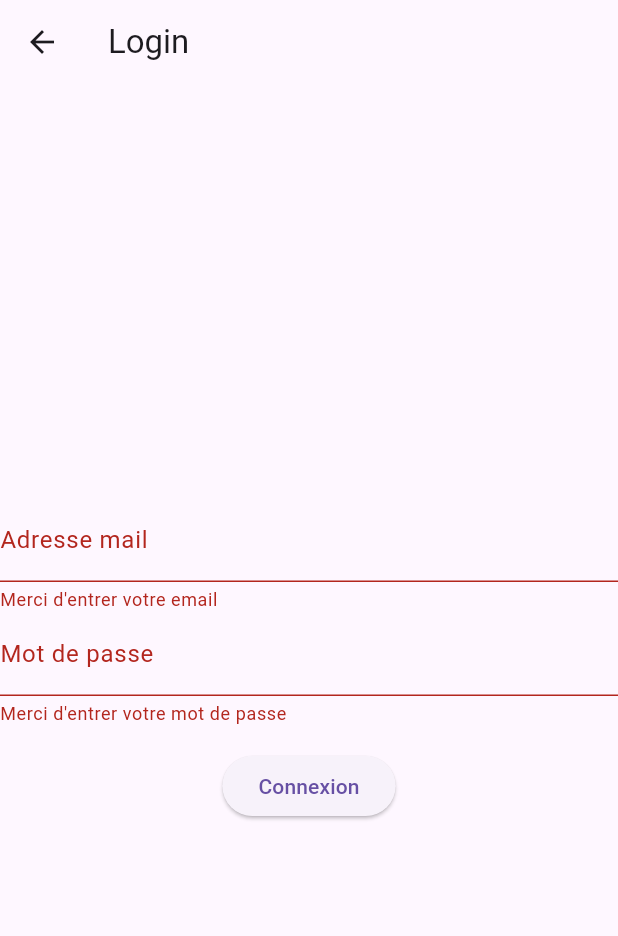
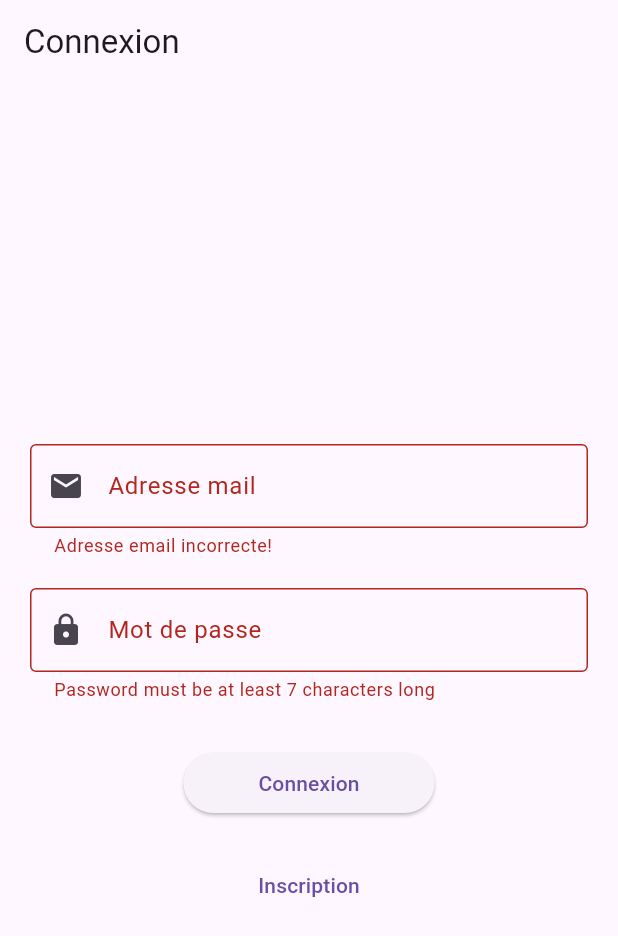
Before and after one commit to p1carats/morpheus-app, a Flutter app: the LoginScreen screen opened by its route, after a tap on "Connexion", on a phone screen of 412 x 824 dp. Shown: the top 936 px of the screen. Run offline on Flutter 3.47's test engine with Material 2 defaults, Android fonts, the phone set to English and light mode, and no system bars; our stand-ins replace cloud_firestore, firebase_auth, firebase_core, go_router; accounts and stored records are empty.

Commit message:
wip not working shit

```diff
--- a/lib/app.dart
+++ b/lib/app.dart
@@ -1,27 +1,28 @@
 import 'package:flutter/material.dart';
+import 'package:provider/provider.dart';
+
+import 'router.dart';
+import 'providers/user_auth_provider.dart';
 
 import 'ui/home_screen.dart';
 import 'ui/login_screen.dart';
 import 'ui/register_screen.dart';
 
 class Morpheus extends StatelessWidget {
-  const Morpheus({Key? key}) : super(key: key);
+  Morpheus({Key? key}) : super(key: key);
+  final _routerDelegate = AppRouterDelegate();
 
   @override
   Widget build(BuildContext context) {
-    return MaterialApp(
+    return MaterialApp.router(
       title: 'Morpheus',
       debugShowCheckedModeBanner: false,
       themeMode: ThemeMode.system,
       theme: ThemeData(
         useMaterial3: true,
       ),
-      initialRoute: '/',
-      routes: {
-        '/': (context) => HomeScreen(),
-        '/login': (context) => LoginScreen(),
-        '/register': (context) => RegisterScreen(),
-      },
+      routerDelegate: _routerDelegate.goRouter.routerDelegate,
+      routeInformationParser: _routerDelegate.goRouter.routeInformationParser,
     );
   }
 }
--- a/lib/models/user_model.dart
+++ b/lib/models/user_model.dart
@@ -1,10 +1,30 @@
+import 'package:firebase_auth/firebase_auth.dart';
+
+enum Genders { male, female, other }
+
 class UserModel {
   final String uid;
-  final String displayName;
-  final bool isEmailVerified;
+  final String name;
+  final String email;
+  final Genders gender;
+  final DateTime birthDate;
 
-  UserModel(
-      {required this.uid,
-      required this.displayName,
-      required this.isEmailVerified});
+  UserModel({
+    required this.uid,
+    required this.name,
+    required this.email,
+    required this.gender,
+    required this.birthDate,
+  });
+
+  factory UserModel.fromFirebaseUser(User user,
+      {required Genders gender, required DateTime birthDate}) {
+    return UserModel(
+      uid: user.uid,
+      email: user.email ?? '',
+      name: user.displayName ?? '',
+      gender: gender,
+      birthDate: birthDate,
+    );
+  }
 }
--- /dev/null
+++ b/lib/providers/user_auth_provider.dart
@@ -0,0 +1,40 @@
+import 'package:firebase_auth/firebase_auth.dart';
+import 'package:flutter/material.dart';
+
+import '../models/user_model.dart';
+import '../services/user_auth_service.dart';
+
+class UserAuthProvider with ChangeNotifier {
+  final UserAuthService _userAuthService;
+  UserModel? _user;
+
+  UserAuthProvider({required UserAuthService userAuthService})
+      : _userAuthService = userAuthService;
+
+  UserModel? get user => _user;
+
+  // Sign in
+  Future<void> signIn(String email, String password) async {
+    try {
+      _user = await _userAuthService.signIn(email, password);
+      notifyListeners();
+    } on FirebaseAuthException catch (err) {
+      print(err.message);
+    }
+  }
+
+  // Sign up
+  Future<void> signUp(String name, String email, String password,
+      Genders gender, DateTime birthDate) async {
+    _user =
+        await _userAuthService.signUp(name, email, password, gender, birthDate);
+    notifyListeners();
+  }
+
+  // Sign out
+  Future<void> signOut() async {
+    await _userAuthService.signOut();
+    _user = null;
+    notifyListeners();
+  }
+}
--- /dev/null
+++ b/lib/router.dart
@@ -0,0 +1,28 @@
+import 'package:flutter/material.dart';
+import 'package:go_router/go_router.dart';
+
+import 'ui/home_screen.dart';
+import 'ui/login_screen.dart';
+import 'ui/register_screen.dart';
+
+class AppRouterDelegate {
+  final router = GoRouter(
+    routes: [
+      GoRoute(
+        path: '/',
+        pageBuilder: (context, state) => MaterialPage(child: HomeScreen()),
+        redirect: (_) => '/login',
+      ),
+      GoRoute(
+        path: '/login',
+        pageBuilder: (context, state) => MaterialPage(child: LoginScreen()),
+      ),
+      GoRoute(
+        path: '/register',
+        pageBuilder: (context, state) => MaterialPage(child: RegisterScreen()),
+      ),
+    ],
+  );
+
+  GoRouter get goRouter => router;
+}
--- /dev/null
+++ b/lib/services/user_auth_service.dart
@@ -0,0 +1,46 @@
+import 'package:firebase_auth/firebase_auth.dart';
+
+import '../models/user_model.dart';
+import 'user_data_service.dart';
+
+class UserAuthService {
+  final FirebaseAuth _firebaseAuth = FirebaseAuth.instance;
+  final UserDataService _userDataService;
+
+  UserAuthService({required UserDataService userDataService})
+      : _userDataService = userDataService;
+
+  // Logs in an existing user
+  Future<UserModel> signIn(String email, String password) async {
+    var authResult = await _firebaseAuth.signInWithEmailAndPassword(
+      email: email,
+      password: password,
+    );
+    var user = authResult.user!;
+    var gender = await _userDataService.getGender(user.uid);
+    var birthDate = await _userDataService.getBirthDate(user.uid);
+    return UserModel.fromFirebaseUser(user,
+        gender: gender, birthDate: birthDate);
+  }
+
+  // Registers a new user
+  Future<UserModel> signUp(String name, String email, String password,
+      Genders gender, DateTime birthDate) async {
+    var authResult = await _firebaseAuth.createUserWithEmailAndPassword(
+      email: email,
+      password: password,
+    );
+    var user = authResult.user!;
+    await user.sendEmailVerification();
+    await user.updateDisplayName(name);
+    await _userDataService.setGender(user.uid, gender);
+    await _userDataService.setBirthDate(user.uid, birthDate);
+    return UserModel.fromFirebaseUser(user,
+        gender: gender, birthDate: birthDate);
+  }
+
+  // Logs out the current user
+  Future<void> signOut() async {
+    return await _firebaseAuth.signOut();
+  }
+}
--- a/lib/ui/home_screen.dart
+++ b/lib/ui/home_screen.dart
@@ -1,12 +1,12 @@
 import 'package:flutter/material.dart';
 import 'package:provider/provider.dart';
 
-import '../providers/auth_provider.dart';
+import '../providers/user_auth_provider.dart';
 
 class HomeScreen extends StatelessWidget {
   @override
   Widget build(BuildContext context) {
-    final authProvider = Provider.of<AuthProvider>(context);
+    final authProvider = Provider.of<UserAuthProvider>(context);
 
     return Scaffold(
       appBar: AppBar(
--- a/lib/ui/login_screen.dart
+++ b/lib/ui/login_screen.dart
@@ -1,9 +1,11 @@
 import 'package:flutter/material.dart';
 import 'package:provider/provider.dart';
 
-import '../providers/auth_provider.dart';
+import '../providers/user_auth_provider.dart';
 
 class LoginScreen extends StatefulWidget {
+  const LoginScreen({Key? key}) : super(key: key);
+
   @override
   _LoginScreenState createState() => _LoginScreenState();
 }
@@ -13,65 +15,94 @@ class _LoginScreenState extends State<LoginScreen> {
   String _email = '';
   String _password = '';
 
+  void _submit() async {
+    if (_formKey.currentState!.validate()) {
+      _formKey.currentState!.save();
+      try {
+        await Provider.of<UserAuthProvider>(context, listen: false)
+            .signIn(_email, _password);
+        Navigator.of(context).pushReplacementNamed('/');
+      } catch (error) {
+        ScaffoldMessenger.of(context).showSnackBar(
+          SnackBar(
+            content: Text(error.toString()),
+            backgroundColor: Theme.of(context).colorScheme.error,
+          ),
+        );
+      }
+    }
+  }
+
   @override
   Widget build(BuildContext context) {
-    final authProvider = Provider.of<AuthProvider>(context, listen: false);
-
     return Scaffold(
       appBar: AppBar(
-        title: Text('Login'),
+        title: const Text('Connexion'),
       ),
       body: Center(
+        child: SingleChildScrollView(
+          padding: const EdgeInsets.all(20.0),
           child: Form(
             key: _formKey,
             child: Column(
               mainAxisAlignment: MainAxisAlignment.center,
               children: <Widget>[
+                const SizedBox(height: 30),
                 TextFormField(
-                decoration: const InputDecoration(labelText: 'Adresse mail'),
-                onChanged: (value) {
-                  setState(() {
-                    _email = value.trim();
-                  });
-                },
+                  decoration: const InputDecoration(
+                    labelText: 'Adresse mail',
+                    border: OutlineInputBorder(),
+                    prefixIcon: Icon(Icons.email),
+                  ),
                   validator: (value) {
-                  if (value == null || value.isEmpty) {
-                    return 'Merci d\'entrer votre email';
+                    if (value!.isEmpty || !value.contains('@')) {
+                      return 'Adresse email incorrecte!';
                     }
                     return null;
                   },
+                  onSaved: (value) {
+                    _email = value!;
+                  },
                 ),
+                const SizedBox(height: 20),
                 TextFormField(
-                decoration: const InputDecoration(labelText: 'Mot de passe'),
                   obscureText: true,
-                onChanged: (value) {
-                  setState(() {
-                    _password = value.trim();
-                  });
-                },
+                  decoration: const InputDecoration(
+                    labelText: 'Mot de passe',
+                    border: OutlineInputBorder(),
+                    prefixIcon: Icon(Icons.lock),
+                  ),
                   validator: (value) {
-                  if (value == null || value.isEmpty) {
-                    return 'Merci d\'entrer votre mot de passe';
+                    if (value!.isEmpty || value.length < 7) {
+                      return 'Password must be at least 7 characters long';
                     }
                     return null;
                   },
+                  onSaved: (value) {
+                    _password = value!;
+                  },
                 ),
-              const SizedBox(height: 16),
+                const SizedBox(height: 30),
                 ElevatedButton(
-                onPressed: () async {
-                  if (_formKey.currentState!.validate()) {
-                    try {
-                      await authProvider.signIn(_email, _password);
-                      Navigator.pop(context);
-                    } catch (e) {
-                      ScaffoldMessenger.of(context)
-                          .showSnackBar(SnackBar(content: Text(e.toString())));
-                    }
-                  }
-                },
+                  style: ElevatedButton.styleFrom(
+                    padding: const EdgeInsets.symmetric(
+                        horizontal: 50, vertical: 10),
+                    shape: RoundedRectangleBorder(
+                      borderRadius: BorderRadius.circular(20),
+                    ),
+                  ),
+                  onPressed: _submit,
                   child: const Text('Connexion'),
                 ),
+                const SizedBox(height: 20),
+                TextButton(
+                  child: const Text('Inscription'),
+                  onPressed: () {
+                    Navigator.of(context).pushReplacementNamed('/register');
+                  },
+                ),
               ],
+            ),
           ),
         ),
       ),
--- a/pubspec.yaml
+++ b/pubspec.yaml
@@ -10,13 +10,13 @@ dependencies:
   flutter:
     sdk: flutter
   provider: ^6.0.5
+  go_router: ^7.0.0
   health: ^6.0.0
   firebase_core: ^2.11.0
   firebase_auth: ^4.5.0
   firebase_analytics: ^10.3.0
   cloud_firestore: ^4.6.0
   ionicons: ^0.2.2
-  get_it: ^7.4.1
 
 dev_dependencies:
   flutter_test:
@@ -25,7 +25,3 @@ dev_dependencies:
 
 flutter:
   uses-material-design: true
-  assets:
-    - assets/images/
-    - assets/icons/
-    - assets/fonts/
```
Also changed, not shown: analysis_options.yaml (+1 -25 lines), lib/main.dart (+20 -10 lines), lib/providers/auth_provider.dart (deleted, +0 -46 lines), lib/providers/user_data_provider.dart (added, +29 -0 lines), lib/services/auth_service.dart (deleted, +0 -71 lines), lib/services/user_data_service.dart (added, +35 -0 lines), lib/ui/register_screen.dart (+58 -40 lines), pubspec.lock. Lines whose indentation alone changed are shown as unchanged.
